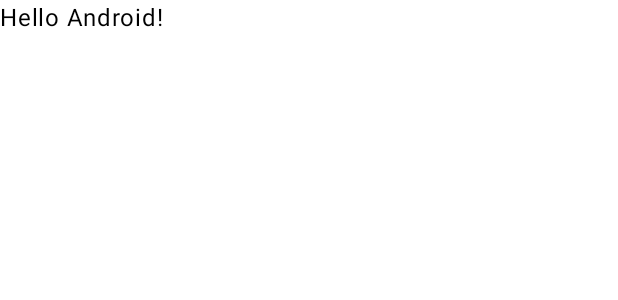
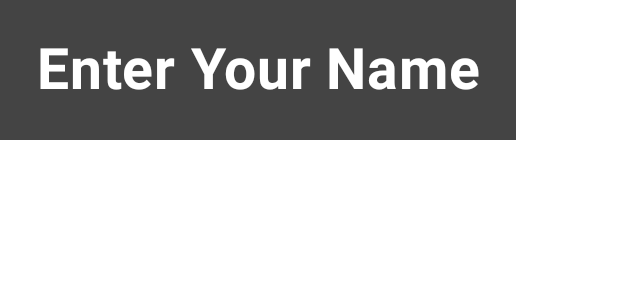
Before and after one commit to DebojitDas2003/Greeting-Card, an Android app built with Jetpack Compose: the @Preview function GreetingPreview, on a phone screen of 412 x 824 dp. Shown: the top 300 px of the screen. Run offline under Robolectric (Android 15) with nearby library versions, the phone set to English and light mode, and no system bars.

Commit message:
little progress

```diff
--- a/app/src/main/java/com/ddas/greetingcard/MainActivity.kt
+++ b/app/src/main/java/com/ddas/greetingcard/MainActivity.kt
@@ -4,12 +4,19 @@ import android.os.Bundle
 import androidx.activity.ComponentActivity
 import androidx.activity.compose.setContent
 import androidx.compose.foundation.layout.fillMaxSize
+import androidx.compose.foundation.layout.padding
 import androidx.compose.material3.MaterialTheme
 import androidx.compose.material3.Surface
 import androidx.compose.material3.Text
 import androidx.compose.runtime.Composable
+import androidx.compose.ui.Alignment
 import androidx.compose.ui.Modifier
+import androidx.compose.ui.graphics.Color
+import androidx.compose.ui.text.font.FontWeight
+import androidx.compose.ui.text.style.TextAlign
 import androidx.compose.ui.tooling.preview.Preview
+import androidx.compose.ui.unit.dp
+import androidx.compose.ui.unit.sp
 import com.ddas.greetingcard.ui.theme.GreetingCardTheme
 
 class MainActivity : ComponentActivity() {
@@ -22,19 +29,33 @@ class MainActivity : ComponentActivity() {
                     modifier = Modifier.fillMaxSize(),
                     color = MaterialTheme.colorScheme.background
                 ) {
-                    Greeting("Android")
+                    Greeting(name = "Android")
                 }
             }
         }
     }
 }
 
+
+
 @Composable
 fun Greeting(name: String, modifier: Modifier = Modifier) {
+    Surface (color = Color.DarkGray){
+
+
+
     Text(
-        text = "Hello $name!",
+        text = "Enter Your Name",
+        color = Color.White,
+        textAlign = TextAlign.Center,
+        fontWeight = FontWeight.Bold,
+        fontSize = 38.sp,
         modifier = modifier
+            .padding(24.dp)
     )
+
+
+}
 }
 
 @Preview(showBackground = true)
```
